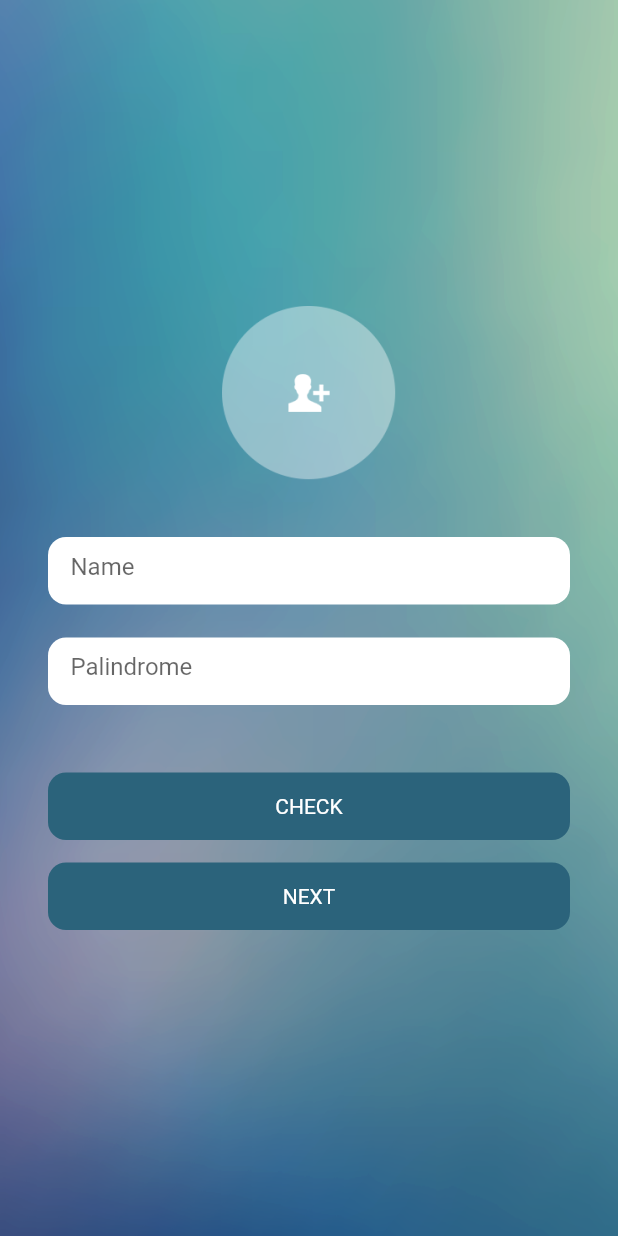
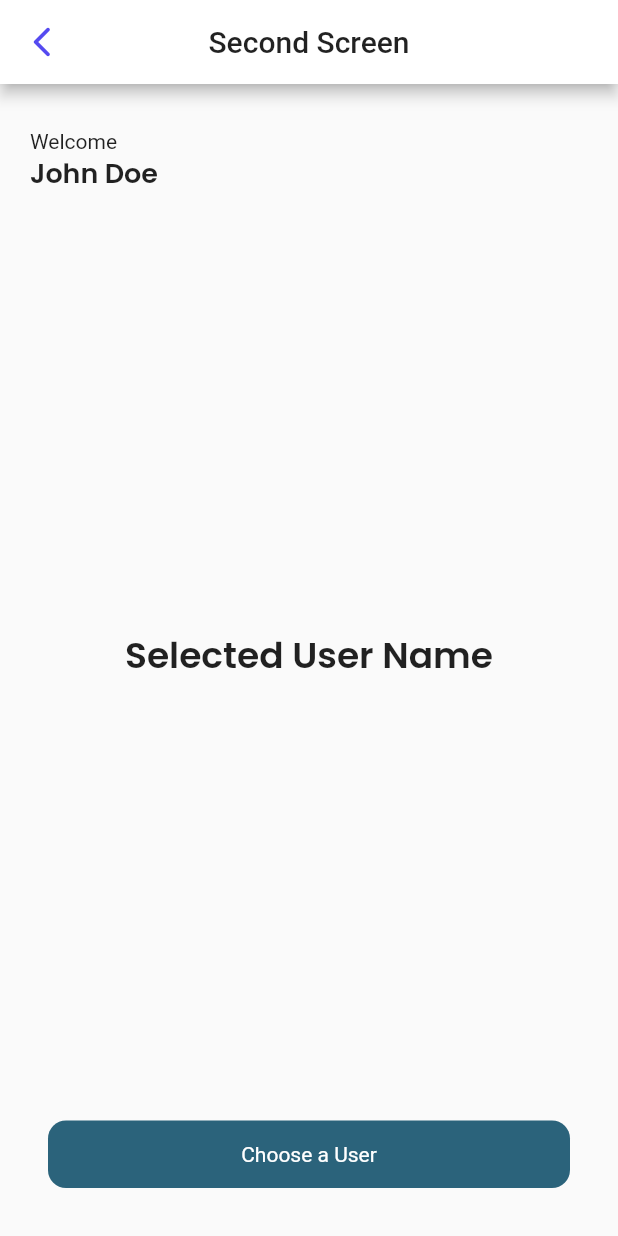
Before and after one commit to irfanrev/kmtest_suitmedia, a Flutter app: the screen it shows after launch, after a tap on "NEXT", on a phone screen of 412 x 824 dp. Run offline on Flutter 3.47's test engine with Material 2 defaults, Android fonts, the phone set to English and light mode, and no system bars; our stand-ins replace get, google_fonts.

Commit message:
UI second screen

```diff
--- a/lib/main.dart
+++ b/lib/main.dart
@@ -1,5 +1,6 @@
 import 'package:flutter/material.dart';
 import 'package:kmtest_suitemedia/view/first_screen.dart';
+import 'package:get/get.dart';
 
 void main() {
   runApp(const MyApp());
@@ -10,7 +11,7 @@ class MyApp extends StatelessWidget {
 
   @override
   Widget build(BuildContext context) {
-    return MaterialApp(
+    return GetMaterialApp(
       home: FirstScreen(),
     );
   }
--- a/lib/view/first_screen.dart
+++ b/lib/view/first_screen.dart
@@ -1,4 +1,7 @@
 import 'package:flutter/material.dart';
+import 'package:get/instance_manager.dart';
+import 'package:get/get.dart';
+import 'package:kmtest_suitemedia/view/second_screen.dart';
 
 class FirstScreen extends StatelessWidget {
   const FirstScreen({Key? key}) : super(key: key);
@@ -94,7 +97,7 @@ class FirstScreen extends StatelessWidget {
                   ),
                   InkWell(
                     enableFeedback: true,
-                    onTap: () {},
+                    onTap: () => Get.to(const SecondScreen()),
                     child: Container(
                       margin: EdgeInsets.symmetric(horizontal: 32),
                       padding: const EdgeInsets.symmetric(
--- /dev/null
+++ b/lib/view/second_screen.dart
@@ -0,0 +1,91 @@
+import 'package:flutter/material.dart';
+import 'package:get/get.dart';
+import 'package:google_fonts/google_fonts.dart';
+
+class SecondScreen extends StatelessWidget {
+  const SecondScreen({Key? key}) : super(key: key);
+
+  @override
+  Widget build(BuildContext context) {
+    Widget headerTitle() {
+      return Container(
+        margin: EdgeInsets.symmetric(horizontal: 20, vertical: 30),
+        child: Column(
+          mainAxisAlignment: MainAxisAlignment.center,
+          crossAxisAlignment: CrossAxisAlignment.start,
+          children: [
+            Text('Welcome'),
+            Text(
+              'John Doe',
+              style: GoogleFonts.poppins(
+                fontSize: 18,
+                fontWeight: FontWeight.w600,
+              ),
+            )
+          ],
+        ),
+      );
+    }
+
+    Widget selectedUsername() {
+      return Expanded(
+          child: Center(
+        child: Text(
+          'Selected User Name',
+          style: GoogleFonts.poppins(
+            fontSize: 24,
+            fontWeight: FontWeight.w600,
+          ),
+        ),
+      ));
+    }
+
+    Widget btnChooseUser() {
+      return Container(
+          margin: const EdgeInsets.symmetric(horizontal: 32, vertical: 32),
+          padding: const EdgeInsets.symmetric(horizontal: 15, vertical: 10),
+          width: double.infinity,
+          height: 45,
+          decoration: BoxDecoration(
+            borderRadius: BorderRadius.circular(12),
+            color: Color(0xff2B637B),
+          ),
+          child: Center(
+            child: Text(
+              'Choose a User',
+              style: TextStyle(
+                color: Colors.white,
+              ),
+            ),
+          ));
+    }
+
+    return Scaffold(
+      appBar: AppBar(
+        leading: IconButton(
+          onPressed: () => Get.back(),
+          icon: Icon(
+            Icons.arrow_back_ios_new_rounded,
+            color: Color(0xff554AF0),
+          ),
+        ),
+        backgroundColor: Colors.white,
+        centerTitle: true,
+        title: Text(
+          'Second Screen',
+          style: TextStyle(
+            color: Colors.black87,
+          ),
+        ),
+      ),
+      body: Column(
+        crossAxisAlignment: CrossAxisAlignment.start,
+        children: [
+          headerTitle(),
+          selectedUsername(),
+          btnChooseUser(),
+        ],
+      ),
+    );
+  }
+}
--- a/pubspec.yaml
+++ b/pubspec.yaml
@@ -34,6 +34,8 @@ dependencies:
   # The following adds the Cupertino Icons font to your application.
   # Use with the CupertinoIcons class for iOS style icons.
   cupertino_icons: ^1.0.2
+  get: ^4.6.5
+  google_fonts: ^3.0.1
 
 dev_dependencies:
   flutter_test:
```
Also changed, not shown: pubspec.lock, 1 other file.
